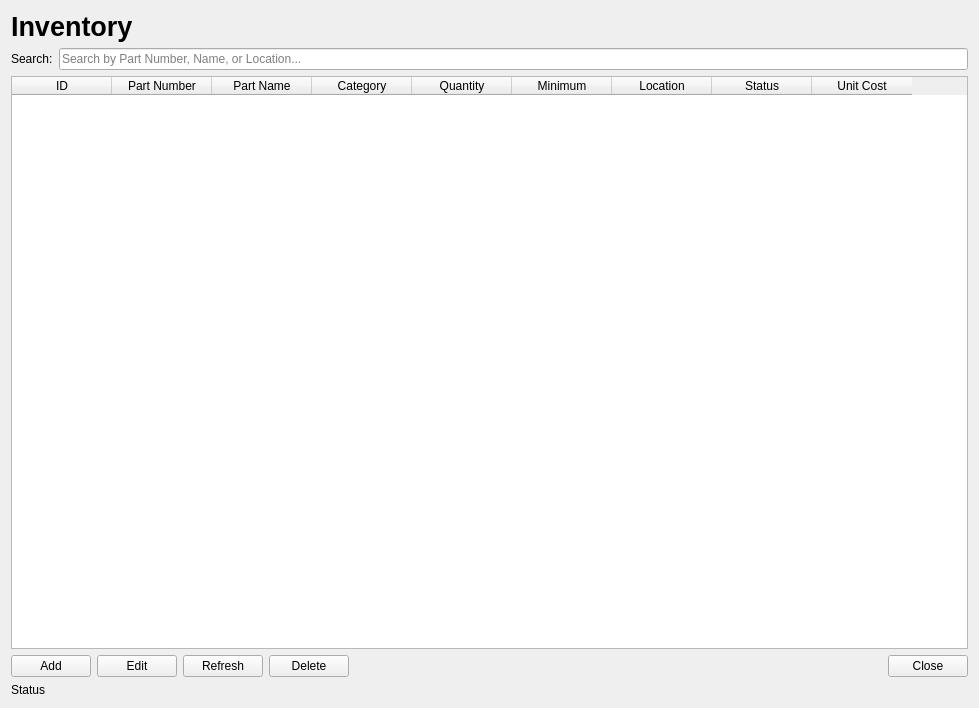
This is app/ui/forms/inventory_page.ui in Apie-dup/MaintenanceSystem as Qt 5 draws it before an edit. The edited form follows.
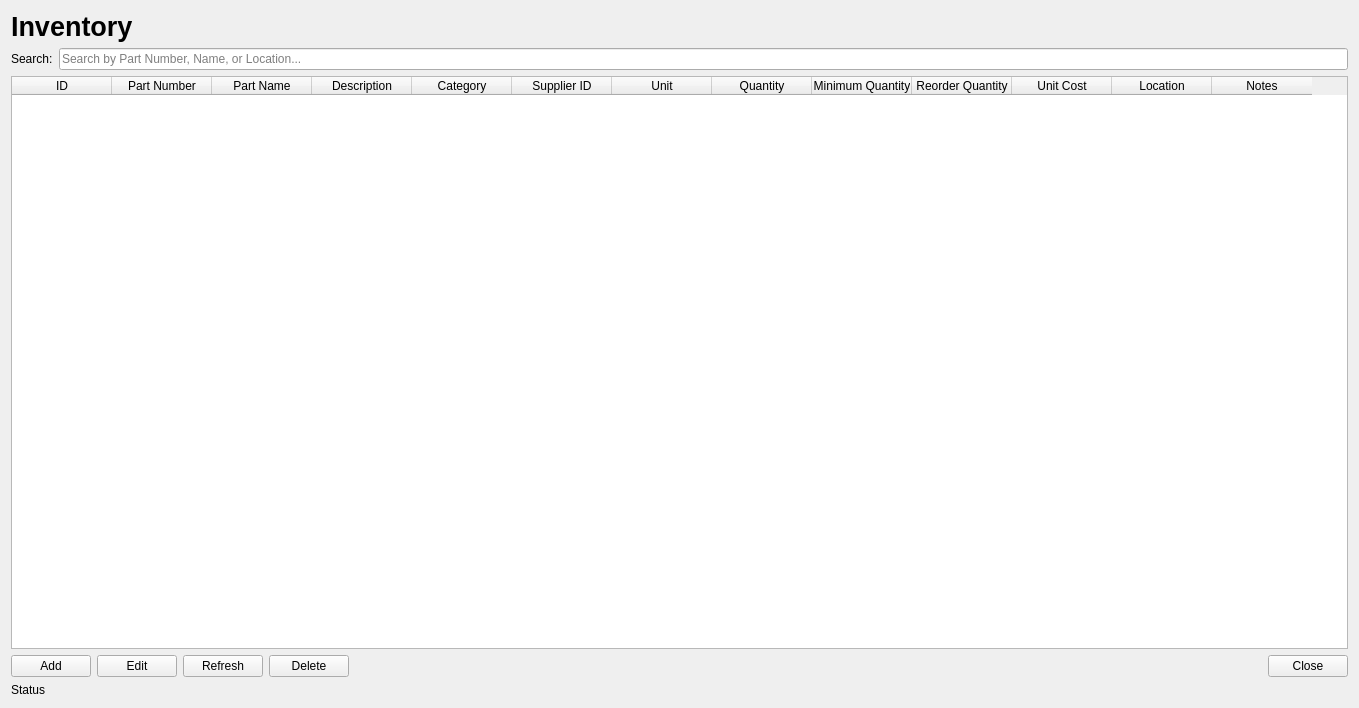
This is the edited form.

Diff of the .ui file:
```diff
--- a/app/ui/forms/inventory_page.ui
+++ b/app/ui/forms/inventory_page.ui
@@ -6,7 +6,7 @@
    <rect>
     <x>0</x>
     <y>0</y>
-    <width>979</width>
+    <width>1359</width>
     <height>708</height>
    </rect>
   </property>
@@ -62,11 +62,26 @@
        <string>Part Name</string>
       </property>
      </column>
+     <column>
+      <property name="text">
+       <string>Description</string>
+      </property>
+     </column>
      <column>
       <property name="text">
        <string>Category</string>
       </property>
      </column>
+     <column>
+      <property name="text">
+       <string>Supplier ID</string>
+      </property>
+     </column>
+     <column>
+      <property name="text">
+       <string>Unit</string>
+      </property>
+     </column>
      <column>
       <property name="text">
        <string>Quantity</string>
@@ -74,17 +89,12 @@
      </column>
      <column>
       <property name="text">
-       <string>Minimum</string>
+       <string>Minimum Quantity</string>
       </property>
      </column>
      <column>
       <property name="text">
-       <string>Location</string>
-      </property>
-     </column>
-     <column>
-      <property name="text">
-       <string>Status</string>
+       <string>Reorder Quantity</string>
       </property>
      </column>
      <column>
@@ -92,6 +102,16 @@
        <string>Unit Cost</string>
       </property>
      </column>
+     <column>
+      <property name="text">
+       <string>Location</string>
+      </property>
+     </column>
+     <column>
+      <property name="text">
+       <string>Notes</string>
+      </property>
+     </column>
     </widget>
    </item>
    <item>
```
